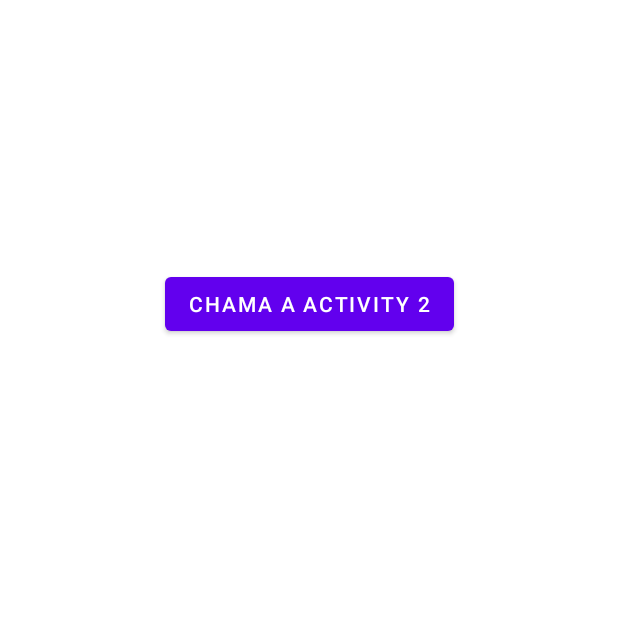
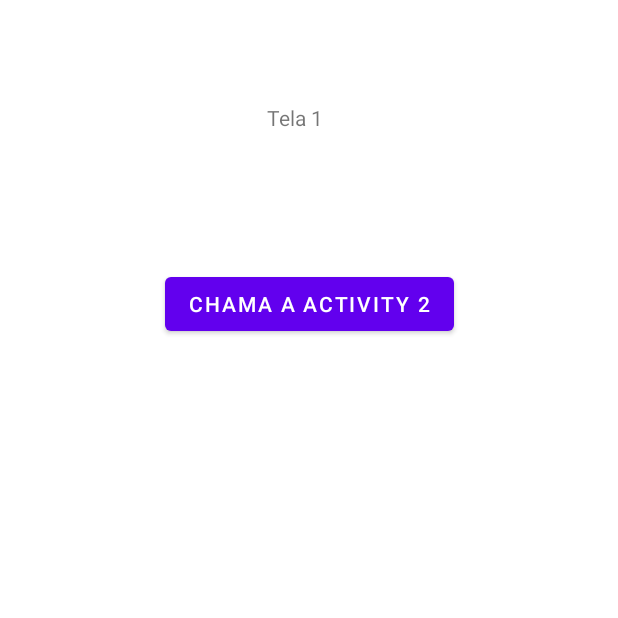
Before and after one commit to sandeisonfernandes/ExercicioArqSWCelulares, an Android app: the screen it shows after launch (MainActivity), on a phone screen of 412 x 824 dp, the part 382-1000 px from its top. Run offline under Robolectric (Android 15) with nearby library versions, the phone set to English and light mode, and no system bars.

Commit message:
Atualização da tela Service
Nomes das telas

```diff
--- a/app/src/main/java/com/example/myapplication/MyIntentService.java
+++ b/app/src/main/java/com/example/myapplication/MyIntentService.java
@@ -23,7 +23,7 @@ public class MyIntentService extends IntentService {
     @Override
     public void onDestroy(){
         super.onDestroy();
-        Log.d("HSS","service on destroy");
+        Log.d("SSF","service on destroy");
     }
 
 }
--- a/app/src/main/res/layout/activity_main.xml
+++ b/app/src/main/res/layout/activity_main.xml
@@ -16,4 +16,16 @@
         app:layout_constraintStart_toStartOf="parent"
         app:layout_constraintTop_toTopOf="parent"
         app:layout_constraintVertical_bias="0.524" />
+
+    <TextView
+        android:id="@+id/textView"
+        android:layout_width="54dp"
+        android:layout_height="26dp"
+        android:text="@string/tela1"
+        app:layout_constraintBottom_toBottomOf="parent"
+        app:layout_constraintEnd_toEndOf="parent"
+        app:layout_constraintHorizontal_bias="0.498"
+        app:layout_constraintStart_toStartOf="parent"
+        app:layout_constraintTop_toTopOf="parent"
+        app:layout_constraintVertical_bias="0.36" />
 </androidx.constraintlayout.widget.ConstraintLayout>
--- a/app/src/main/res/values/strings.xml
+++ b/app/src/main/res/values/strings.xml
@@ -3,4 +3,10 @@
     <string name="botao1">Chama a Activity 2</string>
     <string name="botao2">Chama a Activity 3</string>
     <string name="botao3">Chama a Activity 4</string>
+
+    <string name="tela1">Tela 1</string>
+    <string name="tela2">Tela 2</string>
+    <string name="tela3">Tela 3</string>
+
+
 </resources>
```
Also changed, not shown: app/src/main/AndroidManifest.xml (+11 -1 lines), app/src/main/res/layout/activity_main2.xml (+12 -0 lines), app/src/main/res/layout/activity_main3.xml (+12 -0 lines).
